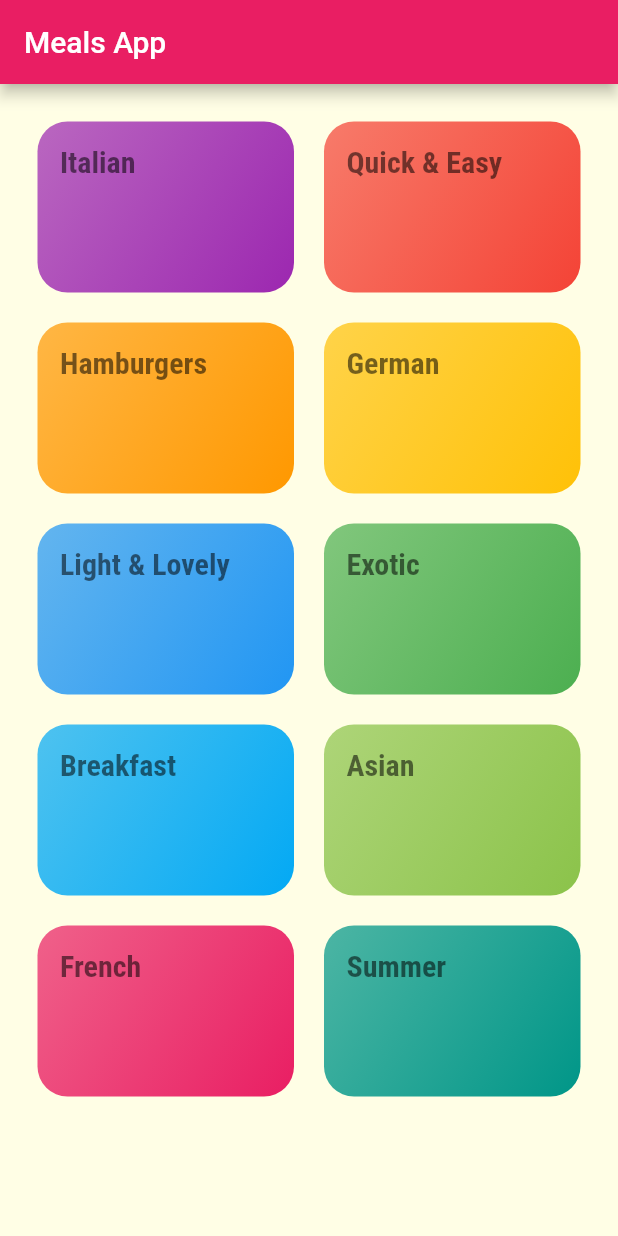
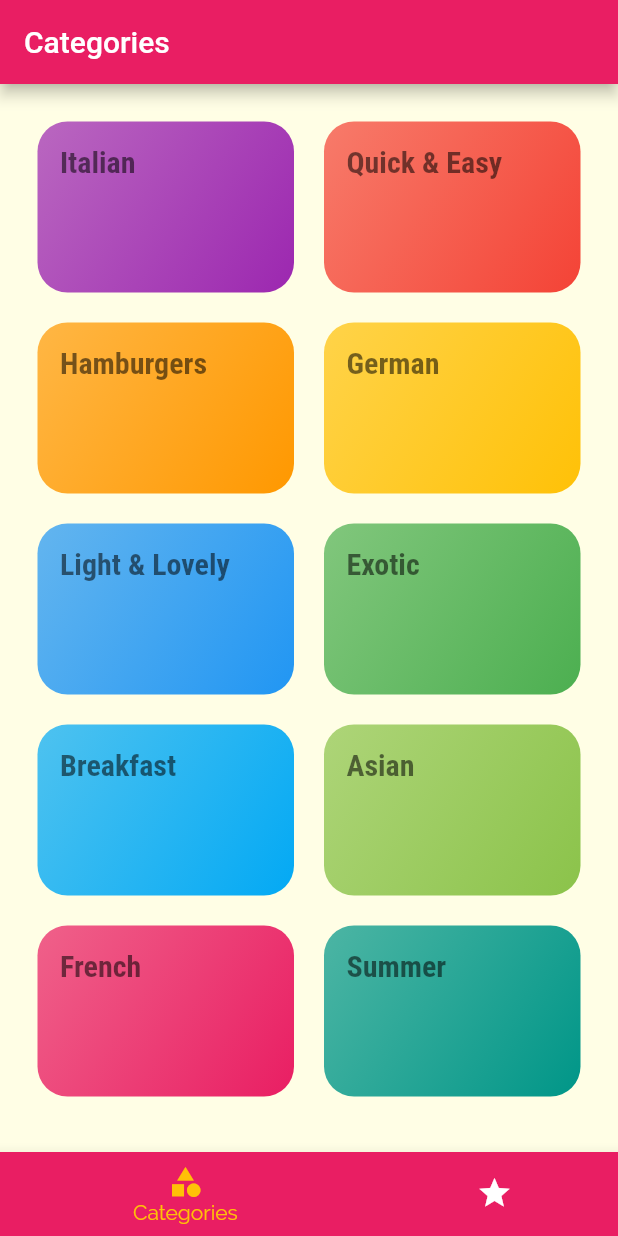
Before and after one commit to Hhanri/meals_app, a Flutter app: the screen it shows after launch, on a phone screen of 412 x 824 dp. Run offline on Flutter 3.47's test engine with Material 2 defaults, Android fonts, the phone set to English and light mode, and no system bars.

Commit message:
home page with multiple views

```diff
--- a/lib/pages/home_page.dart
+++ b/lib/pages/home_page.dart
@@ -1,14 +1,55 @@
 import 'package:flutter/material.dart';
 import 'package:meals_app/views/categories_view.dart';
+import 'package:meals_app/views/favorites_view.dart';
 
-class HomePage extends StatelessWidget {
+class HomePage extends StatefulWidget {
   const HomePage({Key? key}) : super(key: key);
+
+  @override
+  State<HomePage> createState() => _HomePageState();
+}
+
+class _HomePageState extends State<HomePage> {
+
+  int currentPage = 0;
+
+  final List<Map<String, Object>> pages = const [
+    {'page': CategoriesView(), 'title': "Categories"},
+    {'page': FavoritesView(), 'title': "Favorite"},
+  ];
+
+  void selectPage(int index) {
+    setState(() {
+      currentPage = index;
+    });
+  }
 
   @override
   Widget build(BuildContext context) {
     return Scaffold(
-      appBar: AppBar(title: const Text("Meals App"),),
-      body: const CategoriesView()
+      appBar: AppBar(
+        title: Text(pages[currentPage]['title'] as String),
+      ),
+      bottomNavigationBar: BottomNavigationBar(
+        unselectedItemColor: Colors.white,
+        //backgroundColor: Theme.of(context).primaryColor,
+        selectedItemColor: Theme.of(context).colorScheme.secondary,
+        onTap: selectPage,
+        currentIndex: currentPage,
+        type: BottomNavigationBarType.shifting,
+        items: [
+          bottomNavItem(icon: Icons.category, label: "Categories"),
+          bottomNavItem(icon: Icons.star, label: "Favorites",),
+        ],
+      ),
+      body: pages[currentPage]['page'] as Widget
+    );
+  }
+  BottomNavigationBarItem bottomNavItem({required IconData icon, required String label}) {
+    return BottomNavigationBarItem(
+      backgroundColor: Theme.of(context).primaryColor,
+      icon: Icon(icon),
+      label: label
     );
   }
 }
--- /dev/null
+++ b/lib/views/favorites_view.dart
@@ -0,0 +1,12 @@
+import 'package:flutter/material.dart';
+
+class FavoritesView extends StatelessWidget {
+  const FavoritesView({Key? key}) : super(key: key);
+
+  @override
+  Widget build(BuildContext context) {
+    return const Center(
+      child: Text("FAVORITES"),
+    );
+  }
+}
```
